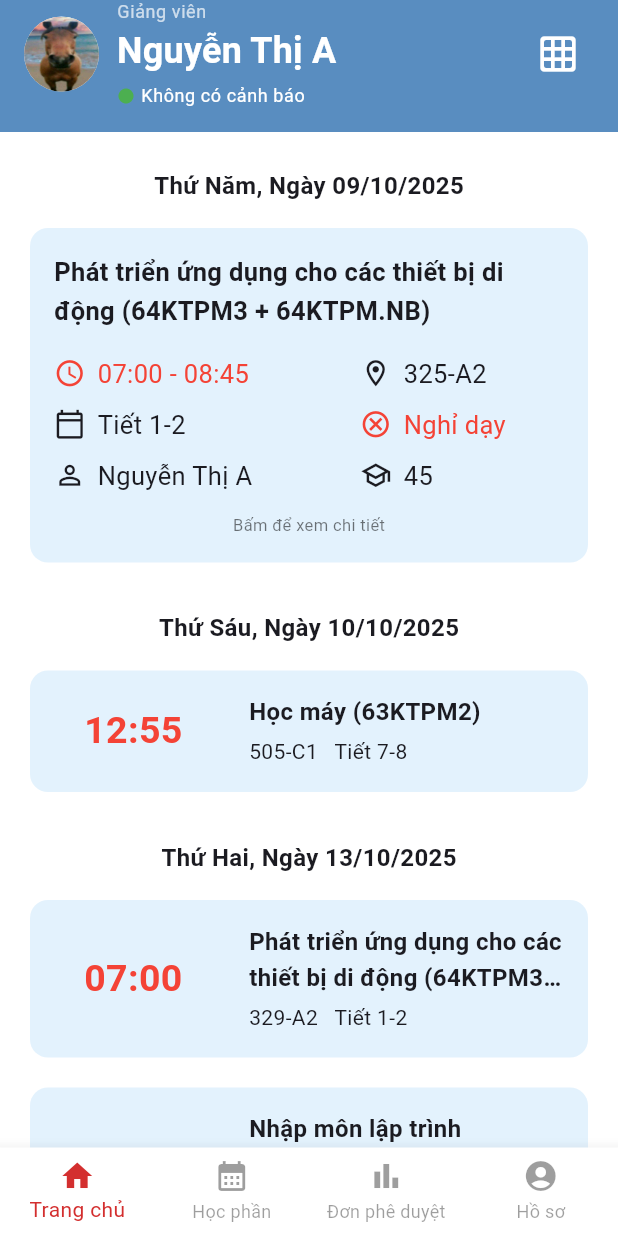
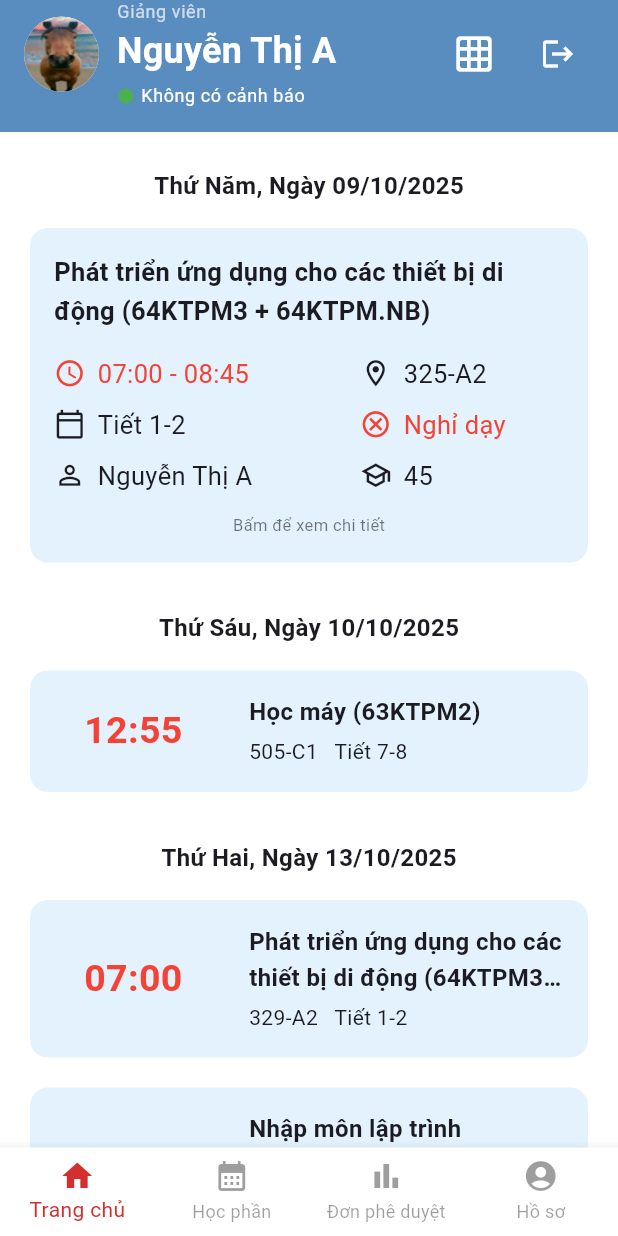
Before and after one commit to fasysd/tlu_schedule_app, a Flutter app: the HomeGiangVien screen opened directly with sample values from the repository, on a phone screen of 412 x 824 dp. Run offline on Flutter 3.47's test engine with Material 3 defaults, Android fonts, the phone set to English and light mode, and no system bars; our stand-ins replace file_picker, shared_preferences; accounts and stored records are empty.

Commit message:
feat: thÃªm nÃºt Ä‘Äƒng xuáº¥t cho giáº£ng viÃªn

```diff
--- a/lib/data/models/teaching_schedule_model.dart
+++ b/lib/data/models/teaching_schedule_model.dart
@@ -287,5 +287,5 @@ class BuoiHocModel {
   double get tiLeChuyenCanTinhToan =>
       tongSoSinhVien == null || tongSoSinhVien == 0
           ? 0
-          : (soSinhVienCoMat ?? 0) / tongSoSinhVien;
+          : (soSinhVienCoMat ?? 0) / (tongSoSinhVien ?? 1);
 }
--- a/lib/presentation/widgets/common_header.dart
+++ b/lib/presentation/widgets/common_header.dart
@@ -5,11 +5,13 @@ import 'package:tlu_schedule_app/presentation/widgets/warning_helper.dart';
 class CommonHeader extends StatelessWidget {
   final UserAccount user;
   final Widget? trailing;
+  final VoidCallback? onLogout;
 
   const CommonHeader({
     super.key,
     required this.user,
     this.trailing,
+    this.onLogout,
   });
 
   @override
@@ -71,6 +73,17 @@ class CommonHeader extends StatelessWidget {
             ),
           ),
           if (trailing != null) trailing!,
+          if (onLogout != null) ...[
+            const SizedBox(width: 8),
+            IconButton(
+              onPressed: onLogout,
+              icon: const Icon(
+                Icons.logout,
+                color: Colors.white,
+              ),
+              tooltip: 'Đăng xuất',
+            ),
+          ],
         ],
       ),
     );
```
Also changed, not shown: lib/presentation/screens/home_giangvien.dart (+37 -0 lines), lib/presentation/screens/phong_dao_tao_home_page.dart (+2 -5 lines), lib/presentation/screens/ds_hoc_phan_page.dart (indentation only).
